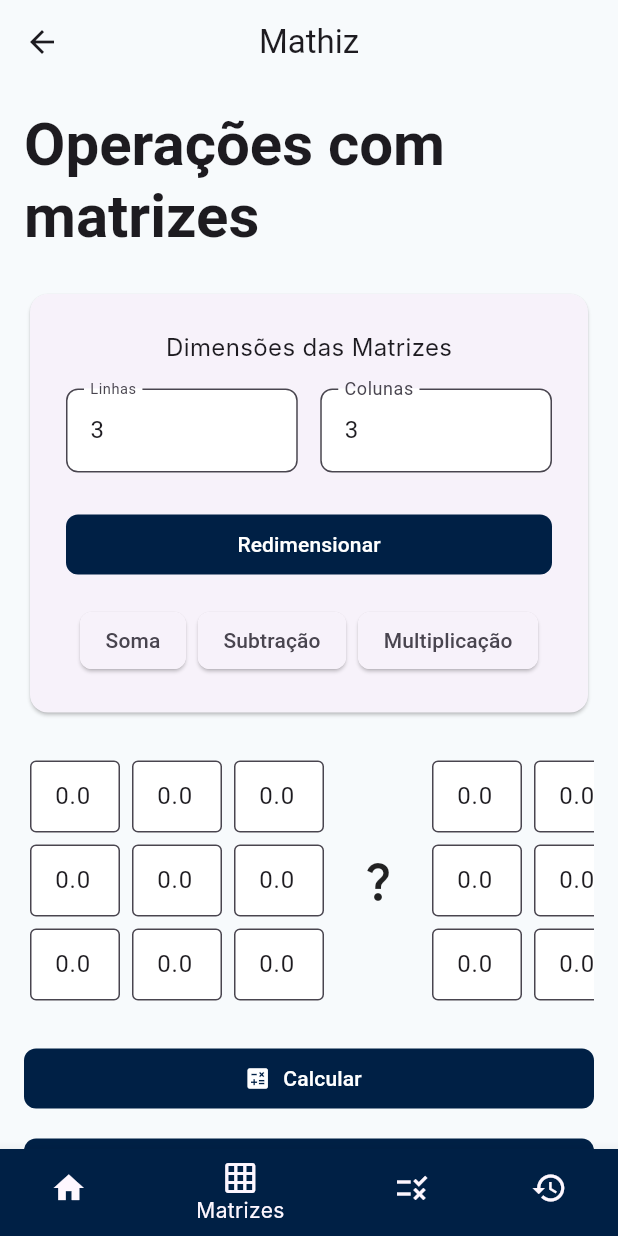
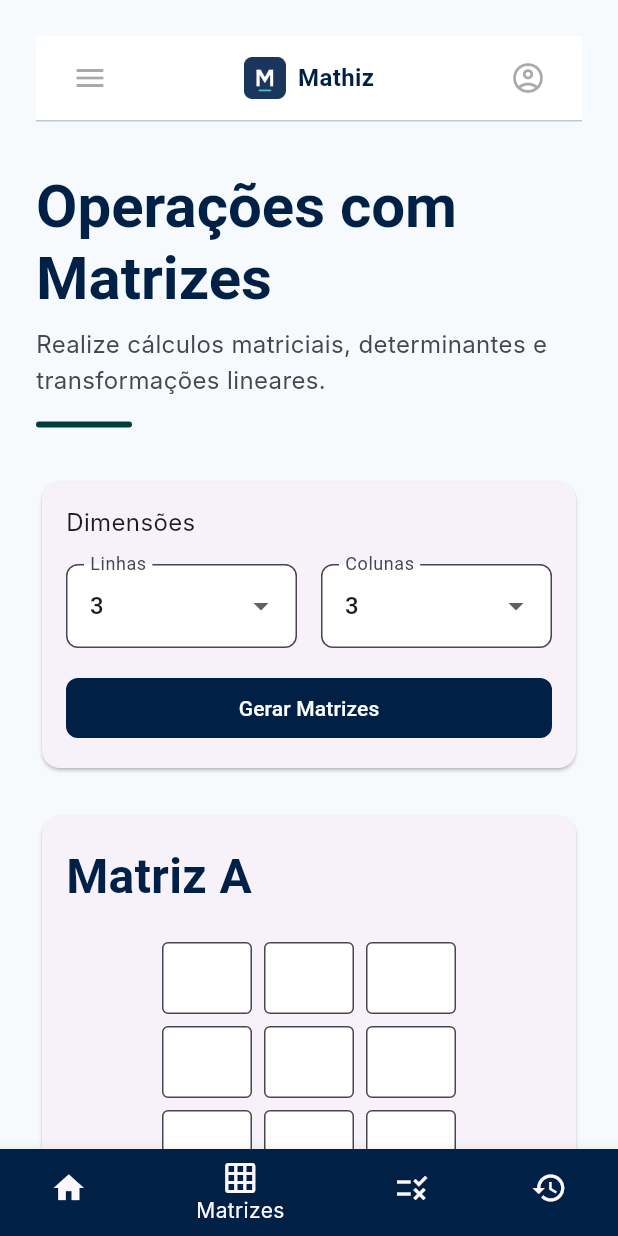
Before and after one commit to pauloqueirozz01/mathiz, a Flutter app: the screen it shows after launch, after a tap on "Operações com Matrizes", on a phone screen of 412 x 824 dp. Run offline on Flutter 3.47's test engine with Material 3 defaults, Android fonts, the light colour scheme and no system bars; our stand-ins replace hive, hive_flutter; accounts and stored records are empty; Roboto replaces fonts that are missing (Hanken Grotesk, Inter, JetBrains Mono); statements that could not run were skipped.

```diff
--- a/lib/screens/matrix/matrix_screen.dart
+++ b/lib/screens/matrix/matrix_screen.dart
@@ -1,12 +1,25 @@
 import 'package:flutter/material.dart';
+
 import 'package:mathiz/core/theme/app_text_styles.dart';
+import 'package:mathiz/core/constants/app_spacing.dart';
+
 import 'package:mathiz/models/matrix_history.dart';
 import 'package:mathiz/models/history_activity.dart';
+
 import 'package:mathiz/screens/matrix/widgets/matrix_configuration_card.dart';
 import 'package:mathiz/screens/matrix/widgets/matrix_grid_widget.dart';
+
 import 'package:mathiz/services/matrix_service.dart';
 import 'package:mathiz/services/history_service.dart';
+
 import "package:mathiz/widgets/app_bottom_navigation.dart";
+import 'package:mathiz/widgets/app_header.dart';
+
+import "package:mathiz/screens/matrix/widgets/matrix_input_card.dart";
+import "package:mathiz/screens/matrix/widgets/matrix_result_card.dart";
+import "package:mathiz/screens/matrix/widgets/matrix_dimension_card.dart";
+import "package:mathiz/screens/matrix/widgets/matrix_actions_card.dart";
+import "package:mathiz/screens/matrix/widgets/matrix_header_section.dart";
 
 class MatrixScreen extends StatefulWidget {
   const MatrixScreen({super.key});
@@ -87,6 +100,18 @@ class _MatrixScreenState extends State<MatrixScreen> {
     String activityType = "";
     String activityTitle = "";
 
+    if (selectedOperation == "Multiplicação" && rows != cols) {
+      ScaffoldMessenger.of(context).showSnackBar(
+        const SnackBar(
+          content: Text(
+            "No MVP a multiplicação suporta apenas matrizes quadradas.",
+          ),
+        ),
+      );
+
+      return;
+    }
+
     setState(() {
       switch (selectedOperation) {
         case "Soma":
@@ -155,60 +180,91 @@ class _MatrixScreenState extends State<MatrixScreen> {
     return Scaffold(
       bottomNavigationBar: const AppBottomNavigation(currentIndex: 1),
 
-      appBar: AppBar(title: const Text("Mathiz")),
+      body: SafeArea(
+        child: SingleChildScrollView(
+          padding: const EdgeInsets.all(AppSpacing.lg),
 
-      body: SingleChildScrollView(
-        padding: const EdgeInsets.all(16),
+          child: Column(
+            crossAxisAlignment: CrossAxisAlignment.start,
 
-        child: Column(
-          crossAxisAlignment: CrossAxisAlignment.start,
+            children: [
+              const AppHeader(),
 
-          children: [
-            Text("Operações com matrizes", style: AppTextStyles.headlineXL),
+              const SizedBox(height: AppSpacing.xl),
 
-            const SizedBox(height: 24),
+              const MatrixHeaderSection(),
 
-            /// Card de configuração
-            MatrixConfigurationCard(
-              rows: rows,
-              cols: cols,
-              onRowsChanged: (value) {
-                setState(() {
-                  rows = value;
-                });
-              },
+              const SizedBox(height: AppSpacing.xl),
 
-              onColsChanged: (value) {
-                setState(() {
-                  cols = value;
-                });
-              },
-              selectedOperation: selectedOperation,
+              MatrixDimensionCard(
+                rows: rows,
+                cols: cols,
 
-              onResize: generateMatrices,
+                onRowsChanged: (value) {
+                  setState(() => rows = value);
+                },
 
-              onOperationChanged: (operation) {
-                setState(() {
-                  selectedOperation = operation;
-                });
-              },
-            ),
+                onColsChanged: (value) {
+                  setState(() => cols = value);
+                },
 
-            const SizedBox(height: 24),
+                onGenerate: generateMatrices,
+              ),
 
-            /// Matrizes
-            _buildMatricesArea(),
+              const SizedBox(height: AppSpacing.lg),
 
-            const SizedBox(height: 24),
+              MatrixInputCard(
+                title: "Matriz A",
 
-            /// Botões
-            _buildActionButtons(),
+                child: MatrixGridWidget(
+                  matrix: matrixA,
 
-            const SizedBox(height: 24),
+                  onValueChanged: (row, col, value) {
+                    setState(() {
+                      matrixA[row][col] = value;
+                    });
+                  },
+                ),
+              ),
 
-            /// Resultado
-            _buildResultMatrix(),
-          ],
+              const SizedBox(height: AppSpacing.lg),
+
+              MatrixInputCard(
+                title: "Matriz B",
+
+                child: MatrixGridWidget(
+                  matrix: matrixB,
+
+                  onValueChanged: (row, col, value) {
+                    setState(() {
+                      matrixB[row][col] = value;
+                    });
+                  },
+                ),
+              ),
+
+              const SizedBox(height: AppSpacing.lg),
+
+              MatrixActionsCard(
+                selectedOperation: selectedOperation,
+
+                onOperationChanged: (value) {
+                  setState(() {
+                    selectedOperation = value;
+                  });
+                },
+
+                onCalculate: calculateResult,
+              ),
+
+              const SizedBox(height: AppSpacing.lg),
+
+              MatrixResultCard(
+                matrix: resultMatrix,
+                operation: selectedOperation,
+              ),
+            ],
+          ),
         ),
       ),
     );
--- /dev/null
+++ b/lib/screens/matrix/widgets/matrix_actions_card.dart
@@ -0,0 +1,71 @@
+import 'package:flutter/material.dart';
+
+import 'package:mathiz/core/constants/app_spacing.dart';
+
+class MatrixActionsCard extends StatelessWidget {
+  final String selectedOperation;
+
+  final ValueChanged<String> onOperationChanged;
+
+  final VoidCallback onCalculate;
+
+  const MatrixActionsCard({
+    super.key,
+    required this.selectedOperation,
+    required this.onOperationChanged,
+    required this.onCalculate,
+  });
+
+  @override
+  Widget build(BuildContext context) {
+    return Card(
+      child: Padding(
+        padding: const EdgeInsets.all(AppSpacing.md),
+
+        child: Column(
+          crossAxisAlignment: CrossAxisAlignment.start,
+
+          children: [
+            const Text("Operação"),
+
+            const SizedBox(height: AppSpacing.md),
+
+            DropdownButtonFormField<String>(
+              value: selectedOperation.isEmpty ? null : selectedOperation,
+
+              decoration: const InputDecoration(labelText: "Selecione"),
+
+              items: const [
+                DropdownMenuItem(value: "Soma", child: Text("Soma")),
+
+                DropdownMenuItem(value: "Subtração", child: Text("Subtração")),
+
+                DropdownMenuItem(
+                  value: "Multiplicação",
+                  child: Text("Multiplicação"),
+                ),
+              ],
+
+              onChanged: (value) {
+                if (value != null) {
+                  onOperationChanged(value);
+                }
+              },
+            ),
+
+            const SizedBox(height: AppSpacing.md),
+
+            SizedBox(
+              width: double.infinity,
+              child: ElevatedButton.icon(
+                onPressed: onCalculate,
+                icon: const Icon(Icons.calculate),
+                label: const Text("Calcular"),
+              ),
+            ),
+          ],
+        ),
+      ),
+    );
+  }
+}
--- /dev/null
+++ b/lib/screens/matrix/widgets/matrix_dimension_card.dart
@@ -0,0 +1,95 @@
+import 'package:flutter/material.dart';
+
+import 'package:mathiz/core/constants/app_spacing.dart';
+
+class MatrixDimensionCard extends StatelessWidget {
+  final int rows;
+  final int cols;
+
+  final ValueChanged<int> onRowsChanged;
+  final ValueChanged<int> onColsChanged;
+
+  final VoidCallback onGenerate;
+
+  const MatrixDimensionCard({
+    super.key,
+    required this.rows,
+    required this.cols,
+    required this.onRowsChanged,
+    required this.onColsChanged,
+    required this.onGenerate,
+  });
+
+  @override
+  Widget build(BuildContext context) {
+    return Card(
+      child: Padding(
+        padding: const EdgeInsets.all(AppSpacing.md),
+
+        child: Column(
+          crossAxisAlignment: CrossAxisAlignment.start,
+
+          children: [
+            const Text("Dimensões"),
+
+            const SizedBox(height: AppSpacing.md),
+
+            Row(
+              children: [
+                Expanded(
+                  child: DropdownButtonFormField<int>(
+                    value: rows,
+                    decoration: const InputDecoration(labelText: "Linhas"),
+                    items: List.generate(
+                      3,
+                      (index) => DropdownMenuItem(
+                        value: index + 1,
+                        child: Text("${index + 1}"),
+                      ),
+                    ),
+                    onChanged: (value) {
+                      if (value != null) {
+                        onRowsChanged(value);
+                      }
+                    },
+                  ),
+                ),
+
+                const SizedBox(width: AppSpacing.md),
+
+                Expanded(
+                  child: DropdownButtonFormField<int>(
+                    value: cols,
+                    decoration: const InputDecoration(labelText: "Colunas"),
+                    items: List.generate(
+                      3,
+                      (index) => DropdownMenuItem(
+                        value: index + 1,
+                        child: Text("${index + 1}"),
+                      ),
+                    ),
+                    onChanged: (value) {
+                      if (value != null) {
+                        onColsChanged(value);
+                      }
+                    },
+                  ),
+                ),
+              ],
+            ),
+
+            const SizedBox(height: AppSpacing.md),
+
+            SizedBox(
+              width: double.infinity,
+              child: ElevatedButton(
+                onPressed: onGenerate,
+                child: const Text("Gerar Matrizes"),
+              ),
+            ),
+          ],
+        ),
+      ),
+    );
+  }
+}
--- a/lib/screens/matrix/widgets/matrix_grid_widget.dart
+++ b/lib/screens/matrix/widgets/matrix_grid_widget.dart
@@ -32,11 +32,9 @@ class MatrixGridWidget extends StatelessWidget {
               margin: const EdgeInsets.all(4),
 
               child: TextFormField(
-                key: ValueKey(
-                  "${rowIndex}_${colIndex}_${matrix[rowIndex][colIndex]}",
-                ),
-
-                initialValue: matrix[rowIndex][colIndex].toString(),
+                initialValue: matrix[rowIndex][colIndex] == 0
+                    ? ''
+                    : matrix[rowIndex][colIndex].toString(),
 
                 readOnly: readOnly,
 
@@ -52,11 +50,11 @@ class MatrixGridWidget extends StatelessWidget {
                 ),
 
                 onChanged: (value) {
-                  onValueChanged(
-                    rowIndex,
-                    colIndex,
-                    double.tryParse(value) ?? 0,
-                  );
+                  final parsed = double.tryParse(value);
+
+                  if (parsed == null) return;
+
+                  onValueChanged(rowIndex, colIndex, parsed);
                 },
               ),
             );
--- /dev/null
+++ b/lib/screens/matrix/widgets/matrix_header_section.dart
@@ -0,0 +1,43 @@
+import 'package:flutter/material.dart';
+
+import 'package:mathiz/core/constants/app_spacing.dart';
+import 'package:mathiz/core/theme/app_colors.dart';
+import 'package:mathiz/core/theme/app_text_styles.dart';
+
+class MatrixHeaderSection extends StatelessWidget {
+  const MatrixHeaderSection({super.key});
+
+  @override
+  Widget build(BuildContext context) {
+    return Column(
+      crossAxisAlignment: CrossAxisAlignment.start,
+      children: [
+        Text(
+          "Operações com Matrizes",
+          style: AppTextStyles.headlineXL.copyWith(color: AppColors.primary),
+        ),
+
+        const SizedBox(height: AppSpacing.sm),
+
+        Text(
+          "Realize cálculos matriciais, determinantes e transformações lineares.",
+          style: AppTextStyles.bodyMD.copyWith(
+            color: AppColors.onSurfaceVariant,
+            height: 1.5,
+          ),
+        ),
+
+        const SizedBox(height: AppSpacing.md),
+
+        Container(
+          width: 64,
+          height: 4,
+          decoration: BoxDecoration(
+            color: AppColors.tertiary,
+            borderRadius: BorderRadius.circular(999),
+          ),
+        ),
+      ],
+    );
+  }
+}
--- /dev/null
+++ b/lib/screens/matrix/widgets/matrix_input_card.dart
@@ -0,0 +1,36 @@
+import 'package:flutter/material.dart';
+
+import 'package:mathiz/core/constants/app_spacing.dart';
+import 'package:mathiz/core/theme/app_text_styles.dart';
+import 'package:mathiz/core/theme/app_colors.dart';
+
+class MatrixInputCard extends StatelessWidget {
+  final String title;
+  final Widget child;
+
+  const MatrixInputCard({super.key, required this.title, required this.child});
+
+  @override
+  Widget build(BuildContext context) {
+    return Card(
+      child: Padding(
+        padding: const EdgeInsets.all(AppSpacing.md),
+        child: Column(
+          crossAxisAlignment: CrossAxisAlignment.start,
+          children: [
+            Text(
+              title,
+              style: AppTextStyles.headlineLG.copyWith(
+                color: AppColors.primary,
+              ),
+            ),
+
+            const SizedBox(height: AppSpacing.md),
+
+            child,
+          ],
+        ),
+      ),
+    );
+  }
+}
--- /dev/null
+++ b/lib/screens/matrix/widgets/matrix_result_card.dart
@@ -0,0 +1,69 @@
+import 'package:flutter/material.dart';
+
+import 'package:mathiz/core/constants/app_spacing.dart';
+import 'package:mathiz/core/theme/app_colors.dart';
+import 'package:mathiz/core/theme/app_text_styles.dart';
+
+class MatrixResultCard extends StatelessWidget {
+  final List<List<double>> matrix;
+
+  final String operation;
+
+  const MatrixResultCard({
+    super.key,
+    required this.matrix,
+    required this.operation,
+  });
+
+  @override
+  Widget build(BuildContext context) {
+    if (matrix.isEmpty) {
+      return const SizedBox();
+    }
+
+    return Card(
+      child: Padding(
+        padding: const EdgeInsets.all(AppSpacing.lg),
+
+        child: Column(
+          crossAxisAlignment: CrossAxisAlignment.start,
+
+          children: [
+            Text(
+              operation,
+              style: AppTextStyles.headlineLG.copyWith(
+                color: AppColors.primary,
+              ),
+            ),
+
+            const SizedBox(height: AppSpacing.lg),
+
+            Center(
+              child: Column(
+                children: matrix.map((row) {
+                  return Padding(
+                    padding: const EdgeInsets.symmetric(vertical: 8),
+
+                    child: Row(
+                      mainAxisAlignment: MainAxisAlignment.center,
+
+                      children: row.map((value) {
+                        return SizedBox(
+                          width: 70,
+                          child: Text(
+                            value.toStringAsFixed(0),
+                            textAlign: TextAlign.center,
+                          ),
+                        );
+                      }).toList(),
+                    ),
+                  );
+                }).toList(),
+              ),
+            ),
+          ],
+        ),
+      ),
+    );
+  }
+}
```
Also changed, not shown: lib/screens/home/widgets/recent_history_item.dart (+8 -6 lines), lib/widgets/app_card.dart (added, +26 -0 lines).
